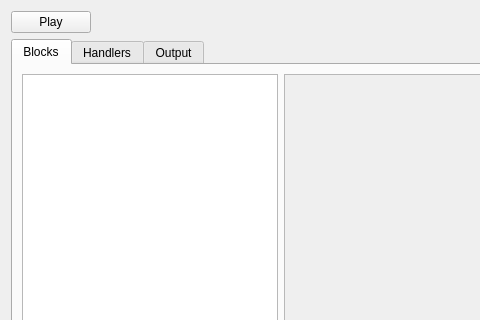
Above: algo/ui/mainWindow.ui from rmallow/algo before the change; both pictures show x 0 to 480 and y 0 to 320 of the 670 by 588 pixel window. Below: the same form after it.
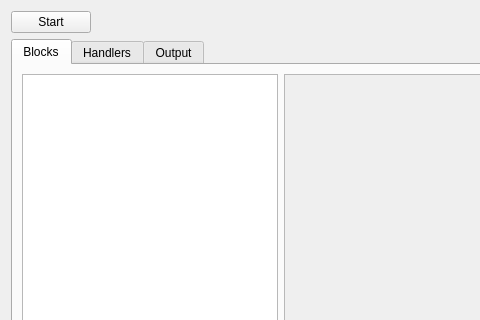
That is the form after the change.

```diff
--- a/algo/ui/mainWindow.ui
+++ b/algo/ui/mainWindow.ui
@@ -30,7 +30,7 @@
    <item row="0" column="0">
     <widget class="QPushButton" name="playButton">
      <property name="text">
-      <string>Play</string>
+      <string>Start</string>
      </property>
     </widget>
    </item>
```
Left out of the diff: 2 changed lines with no effect on the pictures.
